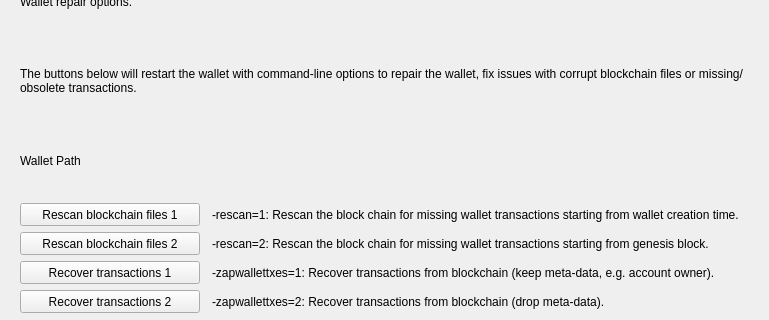
The window that src/qt/forms/debugwindow.ui (mohker-83010/StakeCubeCoin) describes before a commit, drawn with Qt 5; both pictures show x 0 to 769 and y 83 to 403 of the 769 by 485 pixel window.
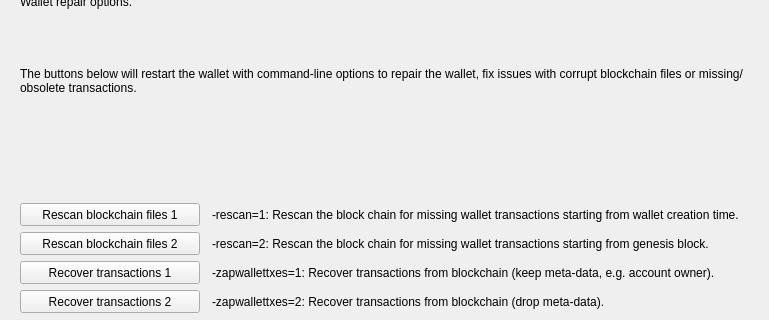
The same window after the commit. The open tabs and pages were chosen to show the change. Custom widgets are drawn as their Qt base class.

Commit message: fix crashes from prior backport

```diff
--- a/src/qt/forms/debugwindow.ui
+++ b/src/qt/forms/debugwindow.ui
@@ -1419,9 +1419,6 @@
        </item>
        <item row="2" column="0" colspan="2">
         <widget class="QLabel" name="wallet_path">
-         <property name="text">
-          <string>Wallet Path</string>
-         </property>
         </widget>
        </item>
        <item row="3" column="0">
```
The commit also changes 2 other files.
